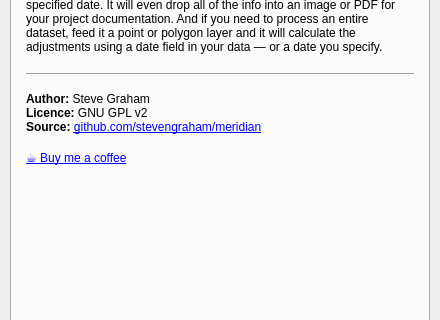
The window that dialog_base.ui (stevengraham/meridian) describes before a commit, drawn with Qt 5; both pictures show x 0 to 440 and y 290 to 610 of the 440 by 805 pixel window.
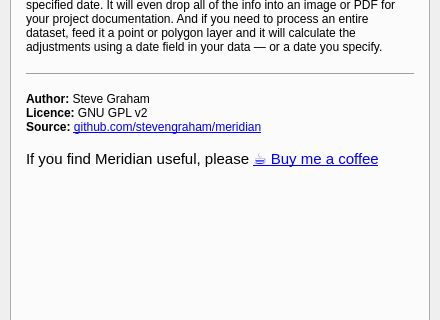
The same window after the commit. The open tabs and pages were chosen to show the change.

```diff
--- a/dialog_base.ui
+++ b/dialog_base.ui
@@ -256,8 +256,8 @@
 &lt;b&gt;Licence:&lt;/b&gt; GNU GPL v2&lt;br/&gt;
 &lt;b&gt;Source:&lt;/b&gt; &lt;a href="https://github.com/stevengraham/meridian"&gt;github.com/stevengraham/meridian&lt;/a&gt;
 &lt;/p&gt;
-&lt;p style="margin-top:16px;"&gt;
-&lt;a href="https://www.buymeacoffee.com/solasdata"&gt;☕ Buy me a coffee&lt;/a&gt;
+&lt;p style="margin-top:16px; font-size:11pt;"&gt;
+If you find Meridian useful, please &lt;a href="https://www.buymeacoffee.com/solasdata"&gt;☕ Buy me a coffee&lt;/a&gt;
 &lt;/p&gt;
 &lt;/body&gt;&lt;/html&gt;</string>
         </property>
```
